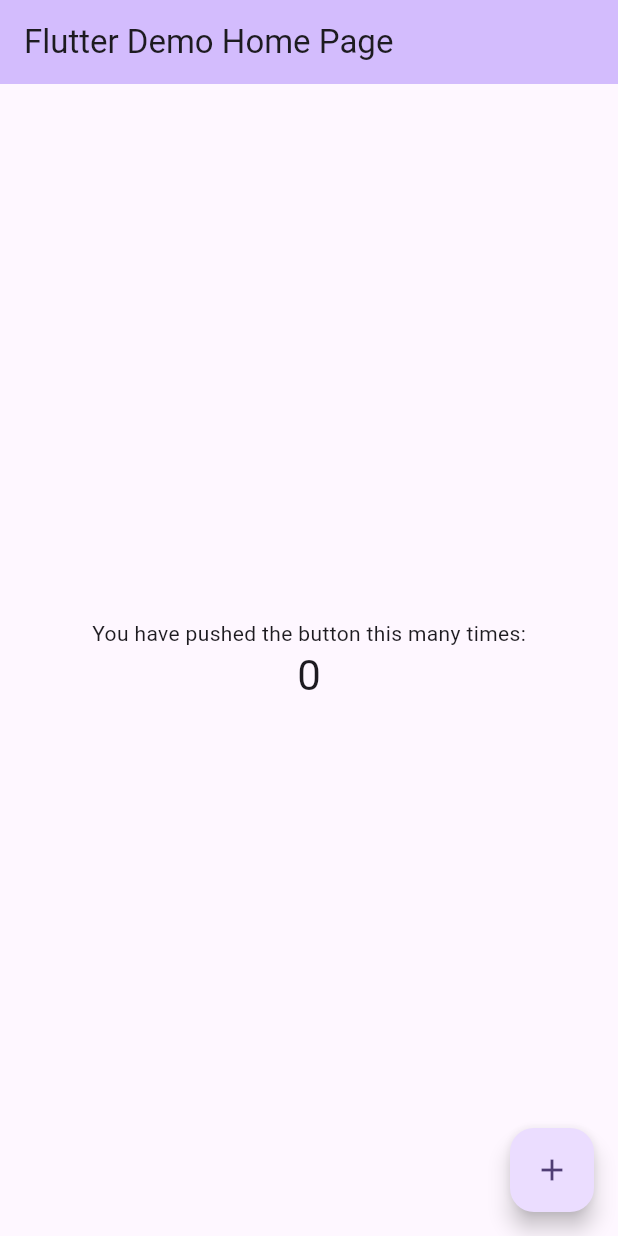
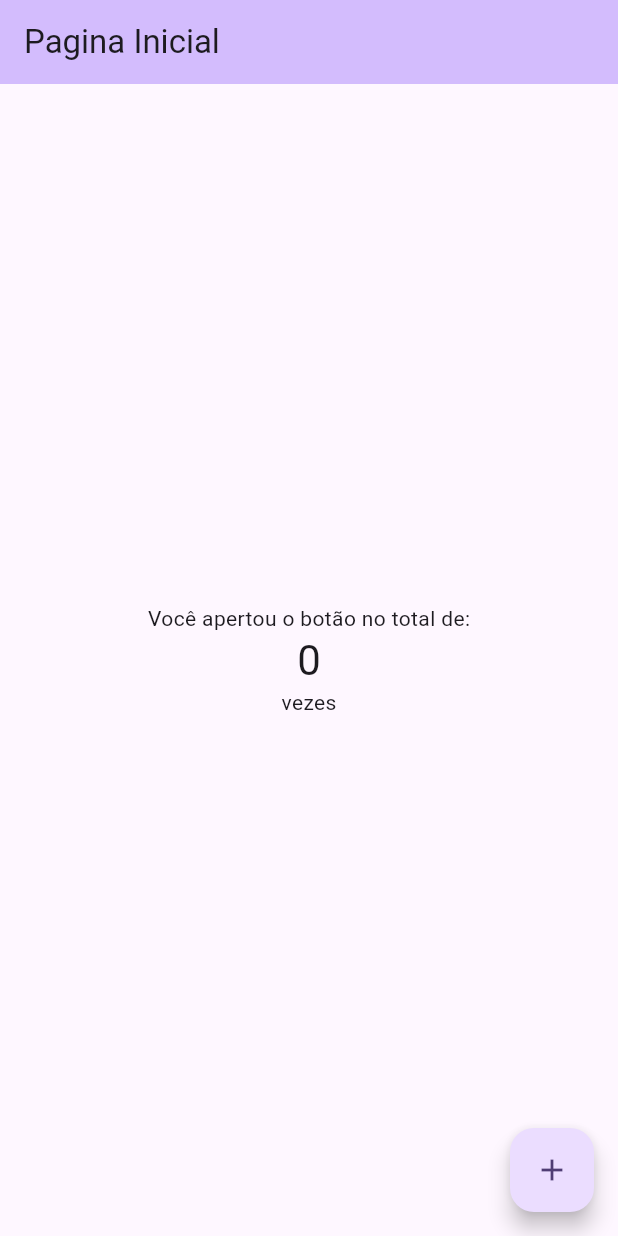
Before and after one commit to ViniciusMataRibeiro/GitFlow, a Flutter app: the screen it shows after launch, on a phone screen of 412 x 824 dp. Run offline on Flutter 3.47's test engine with Material 2 defaults, Android fonts, the phone set to English and light mode, and no system bars.

Commit message:
Mudando os texto para portugues

```diff
--- a/contador_app/lib/main.dart
+++ b/contador_app/lib/main.dart
@@ -10,12 +10,12 @@ class MyApp extends StatelessWidget {
   @override
   Widget build(BuildContext context) {
     return MaterialApp(
-      title: 'Flutter Demo',
+      title: 'App Contador',
       theme: ThemeData(
         colorScheme: ColorScheme.fromSeed(seedColor: Colors.deepPurple),
         useMaterial3: true,
       ),
-      home: const MyHomePage(title: 'Flutter Demo Home Page'),
+      home: const MyHomePage(title: 'Pagina Inicial'),
     );
   }
 }
@@ -50,18 +50,21 @@ class _MyHomePageState extends State<MyHomePage> {
           mainAxisAlignment: MainAxisAlignment.center,
           children: <Widget>[
             const Text(
-              'You have pushed the button this many times:',
+              'Você apertou o botão no total de:',
             ),
             Text(
               '$_counter',
               style: Theme.of(context).textTheme.headlineMedium,
+            ),
+            const Text(
+              'vezes'
             ),
           ],
         ),
       ),
       floatingActionButton: FloatingActionButton(
         onPressed: _incrementCounter,
-        tooltip: 'Increment',
+        tooltip: 'Incrementar',
         child: const Icon(Icons.add),
       ),
     );
```
